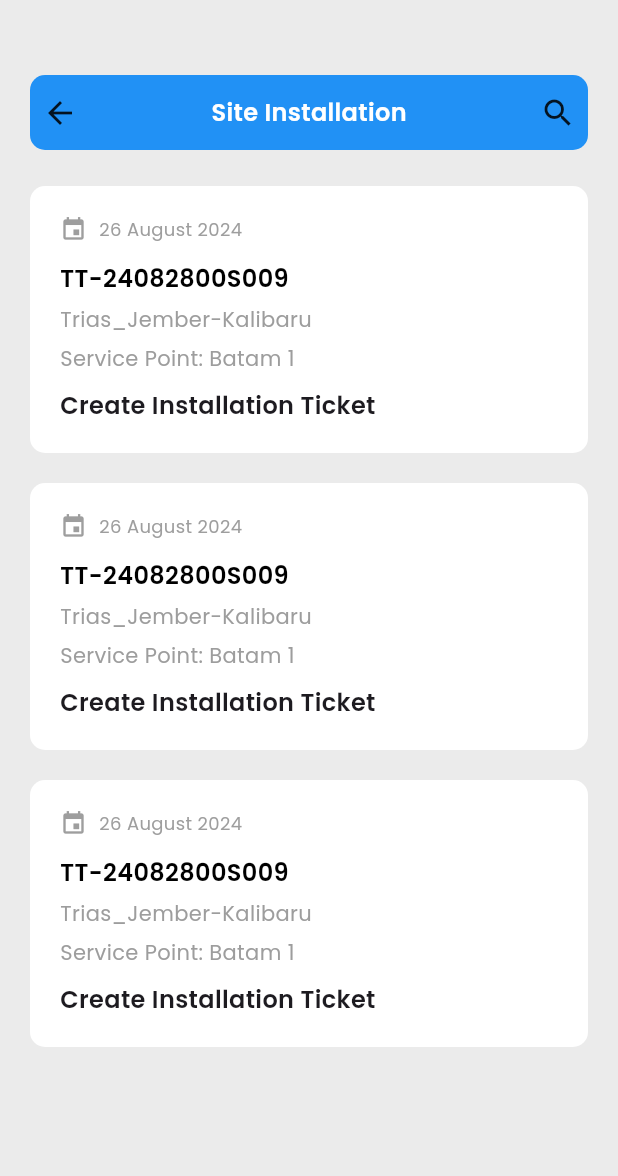
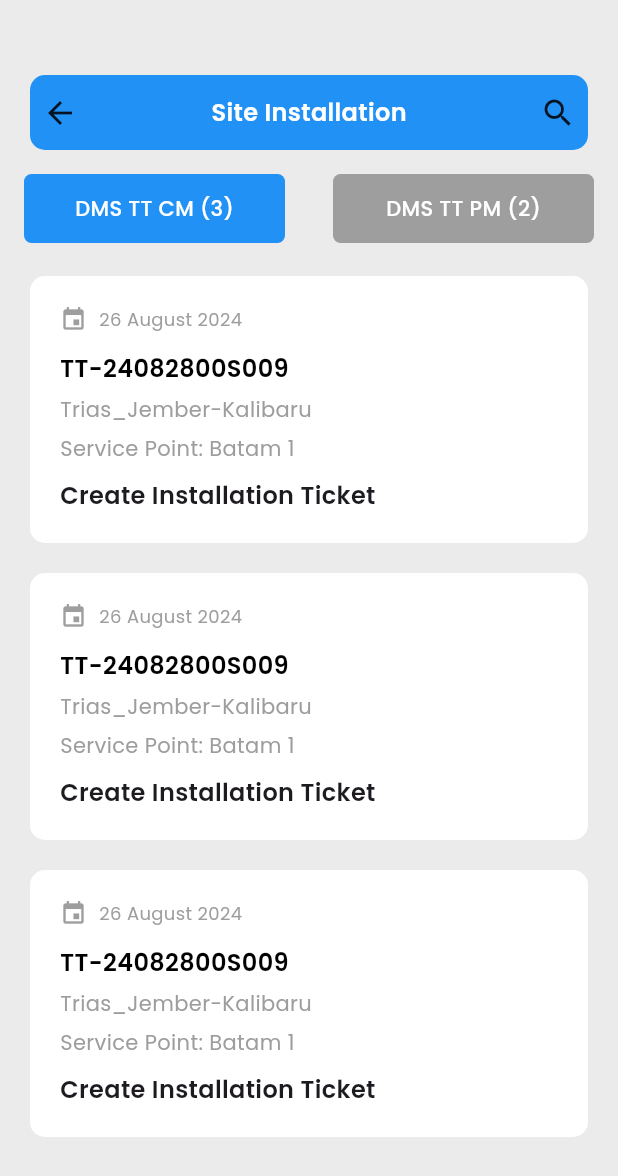
Before and after one commit to andraizz/QMS-Project, a Flutter app: the ListInstallationPage screen opened by its route, on a phone screen of 412 x 824 dp. Shown: the top 1176 px of the screen. Run offline on Flutter 3.47's test engine with Material 3 defaults, Android fonts, the phone set to English and light mode, and no system bars; our stand-ins replace dropdown_search, gap, google_fonts; missing offline and left inert: d_button, d_input.

Commit message:
TabBar Site Installation

```diff
--- a/lib/presentation/pages/installation_list_page.dart
+++ b/lib/presentation/pages/installation_list_page.dart
@@ -7,41 +7,143 @@ class ListInstallationPage extends StatefulWidget {
   State<ListInstallationPage> createState() => _ListInstallationPageState();
 }
 
-class _ListInstallationPageState extends State<ListInstallationPage> {
+class _ListInstallationPageState extends State<ListInstallationPage>
+    with TickerProviderStateMixin {
+  late TabController tabController;
+
+  @override
+  void initState() {
+    super.initState();
+    tabController = TabController(length: 2, vsync: this);
+    tabController.addListener(() {
+      setState(() {});
+    });
+  }
+
+  @override
+  void dispose() {
+    tabController.dispose();
+    super.dispose();
+  }
+
   @override
   Widget build(BuildContext context) {
     return Scaffold(
       body: Column(
         children: [
           header(context, 'Site Installation'),
+          const Gap(12),
+          TabBar(
+            controller: tabController,
+            indicator: const BoxDecoration(),
+            dividerColor: Colors.transparent,
+            tabs: [
+              Tab(
+                child: Material(
+                  color: Colors.transparent,
+                  child: InkWell(
+                    splashColor: Colors.transparent,
+                    highlightColor: Colors.transparent,
+                    onTap: () {
+                      setState(() {
+                        tabController.index = 0;
+                      });
+                    },
+                    child: Container(
+                      width: 200,
+                      height: 50,
+                      alignment: Alignment.center,
+                      decoration: BoxDecoration(
+                        color: tabController.index == 0
+                            ? AppColor.blueColor1
+                            : AppColor.greyColor1,
+                        borderRadius: BorderRadius.circular(5),
+                      ),
+                      child: Text(
+                        'DMS TT CM (3)',
+                        style: TextStyle(
+                          fontSize: 14,
+                          fontWeight: FontWeight.w500,
+                          color: tabController.index == 0
+                              ? Colors.white
+                              : Colors.white,
+                        ),
+                      ),
+                    ),
+                  ),
+                ),
+              ),
+              Tab(
+                child: Material(
+                  color: Colors.transparent,
+                  child: InkWell(
+                    splashColor: Colors.transparent,
+                    highlightColor: Colors.transparent,
+                    onTap: () {
+                      setState(() {
+                        tabController.index = 1;
+                      });
+                    },
+                    child: Container(
+                      width: 200,
+                      height: 50,
+                      alignment: Alignment.center,
+                      decoration: BoxDecoration(
+                          color: tabController.index == 1
+                              ? Colors.blue
+                              : Colors.grey,
+                          borderRadius: BorderRadius.circular(5)),
+                      child: Text(
+                        'DMS TT PM (2)',
+                        style: TextStyle(
+                          fontSize: 14,
+                          fontWeight: FontWeight.w500,
+                          color: tabController.index == 1
+                              ? Colors.white
+                              : Colors.white,
+                        ),
+                      ),
+                    ),
+                  ),
+                ),
+              ),
+            ],
+          ),
           Expanded(
-              child: ListView(
+            child: TabBarView(
+              controller: tabController,
+              children: [
+                ListView.builder(
                   padding: const EdgeInsets.all(20),
                   physics: const BouncingScrollPhysics(),
-            children: [
-              cardTicket(
+                  itemCount: 3,
+                  itemBuilder: (context, index) {
+                    return cardTicket(
                       DateTime.now(),
                       'TT-24082800S009',
                       'Trias_Jember-Kalibaru',
                       'Batam 1',
                       context,
+                    );
+                  },
                 ),
-              cardTicket(
+                 ListView.builder(
+                  padding: const EdgeInsets.all(20),
+                  physics: const BouncingScrollPhysics(),
+                  itemCount: 2,
+                  itemBuilder: (context, index) {
+                    return cardTicket(
                       DateTime.now(),
                       'TT-24082800S009',
                       'Trias_Jember-Kalibaru',
                       'Batam 1',
                       context,
-              ),
-              cardTicket(
-                DateTime.now(),
-                'TT-24082800S009',
-                'Trias_Jember-Kalibaru',
-                'Batam 1',
-                context,
+                    );
+                  },
                 ),
               ],
-          ))
+            ),
+          )
         ],
       ),
     );
--- a/lib/presentation/pages/pages.dart
+++ b/lib/presentation/pages/pages.dart
@@ -13,3 +13,4 @@ part 'inspection_history.dart';
 part 'installation_list_page.dart';
 part 'form_installation_page.dart';
 part 'detail_history_installation_page.dart';
+part 'installation_list_page_old.dart';
```
Also changed, not shown: lib/presentation/pages/installation_list_page_old.dart (added, +49 -0 lines). Lines whose indentation alone changed are shown as unchanged.
